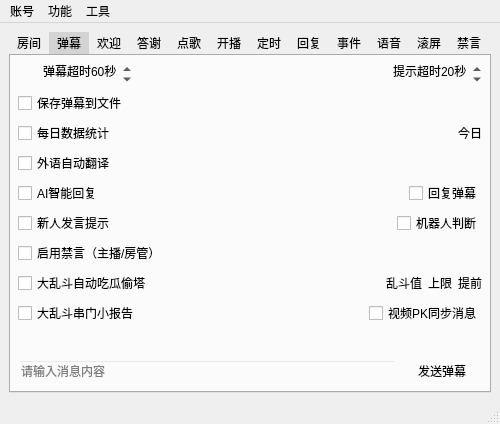
Above: mainwindow.ui from iwxyi/Bilibili-MagicalDanmaku before the change. Below: the same form after it.
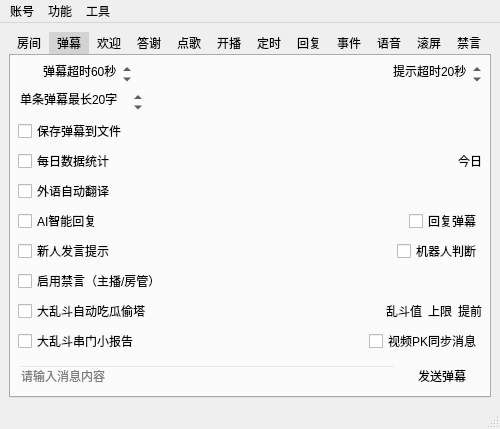
That is the form after the change. Icons and pictures are not drawn. Custom widgets are drawn as their Qt base class.

Commit message: 添加单条弹幕最长字数限制

```diff
--- a/mainwindow.ui
+++ b/mainwindow.ui
@@ -270,6 +270,69 @@
           </item>
          </layout>
         </item>
+        <item>
+         <layout class="QHBoxLayout" name="horizontalLayout_40">
+          <property name="topMargin">
+           <number>0</number>
+          </property>
+          <item>
+           <widget class="QSpinBox" name="danmuLongestSpin">
+            <property name="contextMenuPolicy">
+             <enum>Qt::NoContextMenu</enum>
+            </property>
+            <property name="toolTip">
+             <string>&lt;html&gt;&lt;head/&gt;&lt;body&gt;&lt;p&gt;一条弹幕最长可以发送多少字&lt;/p&gt;&lt;p&gt;当前规则：直播间中，舰长20字，提督30字，总督40字&lt;/p&gt;&lt;p&gt;另外会受到观众等级等其他氪金操作的影响。&lt;/p&gt;&lt;/body&gt;&lt;/html&gt;</string>
+            </property>
+            <property name="layoutDirection">
+             <enum>Qt::LeftToRight</enum>
+            </property>
+            <property name="autoFillBackground">
+             <bool>false</bool>
+            </property>
+            <property name="styleSheet">
+             <string notr="true">QSpinBox
+{
+	background: transparent;
+}</string>
+            </property>
+            <property name="frame">
+             <bool>false</bool>
+            </property>
+            <property name="suffix">
+             <string>字</string>
+            </property>
+            <property name="prefix">
+             <string>单条弹幕最长</string>
+            </property>
+            <property name="minimum">
+             <number>20</number>
+            </property>
+            <property name="maximum">
+             <number>40</number>
+            </property>
+            <property name="singleStep">
+             <number>10</number>
+            </property>
+            <property name="value">
+             <number>20</number>
+            </property>
+           </widget>
+          </item>
+          <item>
+           <spacer name="horizontalSpacer_23">
+            <property name="orientation">
+             <enum>Qt::Horizontal</enum>
+            </property>
+            <property name="sizeHint" stdset="0">
+             <size>
+              <width>40</width>
+              <height>20</height>
+             </size>
+            </property>
+           </spacer>
+          </item>
+         </layout>
+        </item>
         <item>
          <layout class="QHBoxLayout" name="horizontalLayout_21">
           <property name="topMargin">
```
The commit also changes 2 other files.
